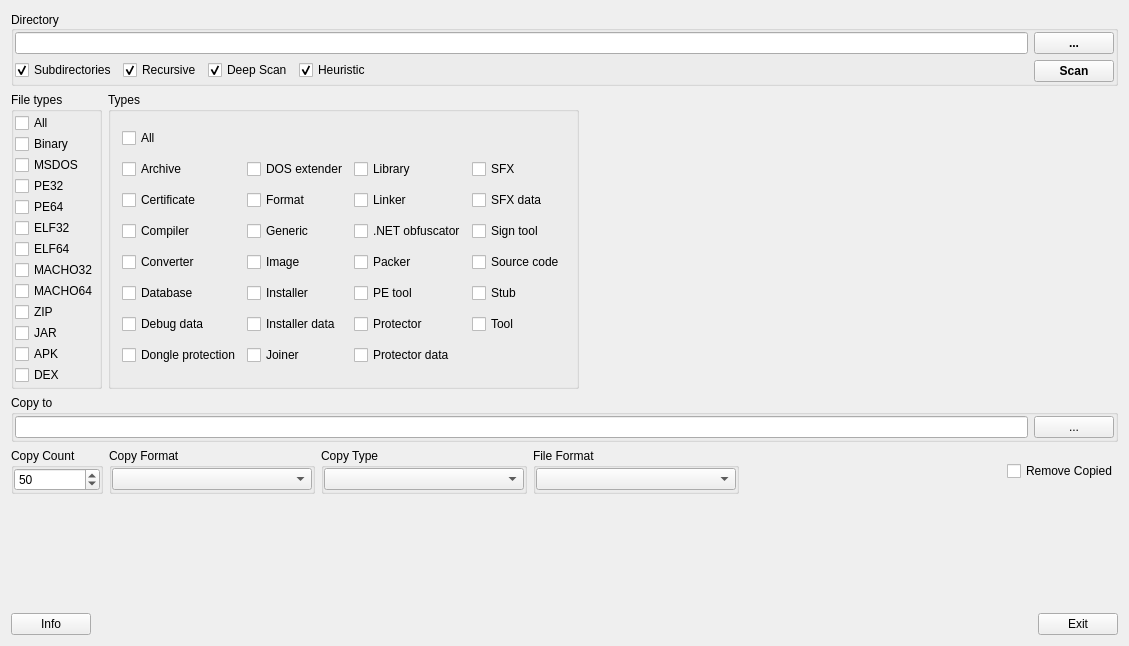
First picture: the form in gui_source/guimainwindow.ui, repository horsicq/NFD-sort, before the edit.
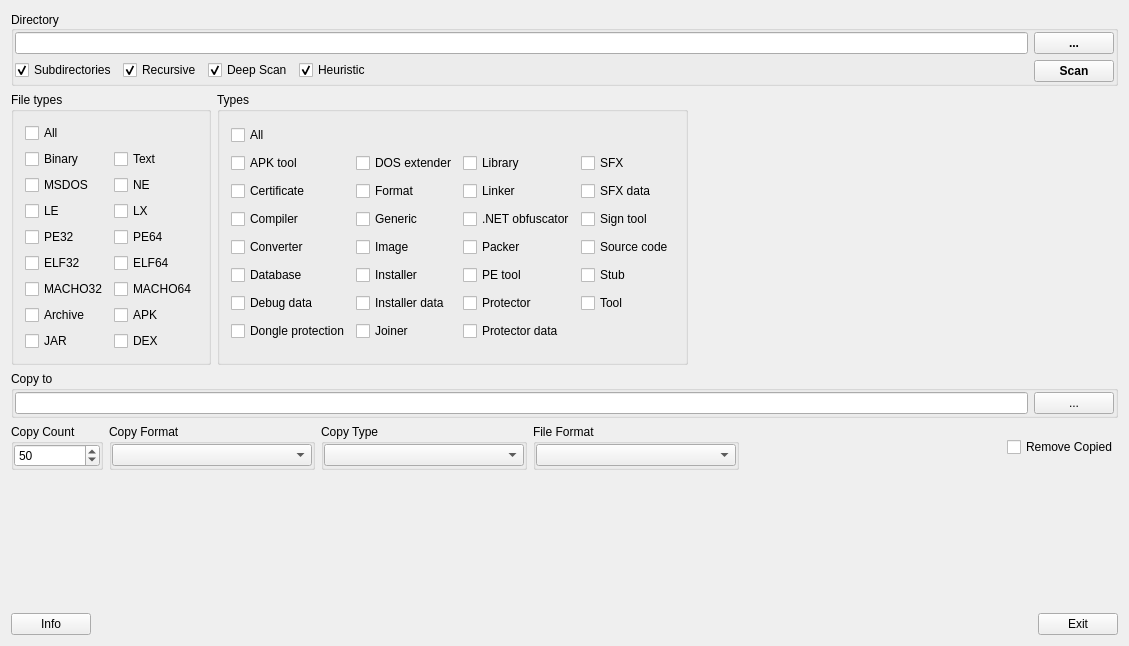
Second picture: the form after the edit.

```diff
--- a/gui_source/guimainwindow.ui
+++ b/gui_source/guimainwindow.ui
@@ -140,113 +140,126 @@
         <property name="title">
          <string>File types</string>
         </property>
-        <layout class="QVBoxLayout" name="verticalLayout_2">
-         <property name="spacing">
-          <number>1</number>
-         </property>
-         <property name="leftMargin">
-          <number>1</number>
-         </property>
-         <property name="topMargin">
-          <number>1</number>
-         </property>
-         <property name="rightMargin">
-          <number>1</number>
-         </property>
-         <property name="bottomMargin">
-          <number>1</number>
-         </property>
-         <item>
+        <layout class="QFormLayout" name="formLayout">
+         <item row="0" column="0">
           <widget class="QCheckBox" name="checkBoxAllFileTypes">
            <property name="text">
             <string>All</string>
            </property>
           </widget>
          </item>
-         <item>
+         <item row="1" column="0">
           <widget class="QCheckBox" name="checkBoxBinary">
            <property name="text">
             <string>Binary</string>
            </property>
           </widget>
          </item>
-         <item>
+         <item row="2" column="0">
           <widget class="QCheckBox" name="checkBoxMSDOS">
            <property name="text">
             <string>MSDOS</string>
            </property>
           </widget>
          </item>
-         <item>
+         <item row="4" column="0">
           <widget class="QCheckBox" name="checkBoxPE32">
            <property name="text">
             <string>PE32</string>
            </property>
           </widget>
          </item>
-         <item>
-          <widget class="QCheckBox" name="checkBoxPE64">
-           <property name="text">
-            <string>PE64</string>
-           </property>
-          </widget>
-         </item>
-         <item>
+         <item row="6" column="0">
           <widget class="QCheckBox" name="checkBoxELF32">
            <property name="text">
             <string>ELF32</string>
            </property>
           </widget>
          </item>
-         <item>
-          <widget class="QCheckBox" name="checkBoxELF64">
-           <property name="text">
-            <string>ELF64</string>
-           </property>
-          </widget>
-         </item>
-         <item>
+         <item row="8" column="0">
           <widget class="QCheckBox" name="checkBoxMACHO32">
            <property name="text">
             <string>MACHO32</string>
            </property>
           </widget>
          </item>
-         <item>
-          <widget class="QCheckBox" name="checkBoxMACHO64">
+         <item row="10" column="0">
+          <widget class="QCheckBox" name="checkBoxArchive">
            <property name="text">
-            <string>MACHO64</string>
+            <string>Archive</string>
            </property>
           </widget>
          </item>
-         <item>
-          <widget class="QCheckBox" name="checkBoxZIP">
-           <property name="text">
-            <string>ZIP</string>
-           </property>
-          </widget>
-         </item>
-         <item>
+         <item row="11" column="0">
           <widget class="QCheckBox" name="checkBoxJAR">
            <property name="text">
             <string>JAR</string>
            </property>
           </widget>
          </item>
-         <item>
+         <item row="4" column="1">
+          <widget class="QCheckBox" name="checkBoxPE64">
+           <property name="text">
+            <string>PE64</string>
+           </property>
+          </widget>
+         </item>
+         <item row="6" column="1">
+          <widget class="QCheckBox" name="checkBoxELF64">
+           <property name="text">
+            <string>ELF64</string>
+           </property>
+          </widget>
+         </item>
+         <item row="8" column="1">
+          <widget class="QCheckBox" name="checkBoxMACHO64">
+           <property name="text">
+            <string>MACHO64</string>
+           </property>
+          </widget>
+         </item>
+         <item row="10" column="1">
           <widget class="QCheckBox" name="checkBoxAPK">
            <property name="text">
             <string>APK</string>
            </property>
           </widget>
          </item>
-         <item>
+         <item row="11" column="1">
           <widget class="QCheckBox" name="checkBoxDEX">
            <property name="text">
             <string>DEX</string>
            </property>
           </widget>
          </item>
+         <item row="1" column="1">
+          <widget class="QCheckBox" name="checkBoxText">
+           <property name="text">
+            <string>Text</string>
+           </property>
+          </widget>
+         </item>
+         <item row="2" column="1">
+          <widget class="QCheckBox" name="checkBoxNE">
+           <property name="text">
+            <string>NE</string>
+           </property>
+          </widget>
+         </item>
+         <item row="3" column="0">
+          <widget class="QCheckBox" name="checkBoxLE">
+           <property name="text">
+            <string>LE</string>
+           </property>
+          </widget>
+         </item>
+         <item row="3" column="1">
+          <widget class="QCheckBox" name="checkBoxLX">
+           <property name="text">
+            <string>LX</string>
+           </property>
+          </widget>
+         </item>
         </layout>
        </widget>
       </item>
@@ -326,13 +339,6 @@
            </property>
           </widget>
          </item>
-         <item row="2" column="0">
-          <widget class="QCheckBox" name="checkBoxArchive">
-           <property name="text">
-            <string>Archive</string>
-           </property>
-          </widget>
-         </item>
          <item row="6" column="1">
           <widget class="QCheckBox" name="checkBoxImage">
            <property name="text">
@@ -452,6 +458,13 @@
            </property>
           </widget>
          </item>
+         <item row="2" column="0">
+          <widget class="QCheckBox" name="checkBoxAPKTool">
+           <property name="text">
+            <string>APK tool</string>
+           </property>
+          </widget>
+         </item>
         </layout>
        </widget>
       </item>
```
